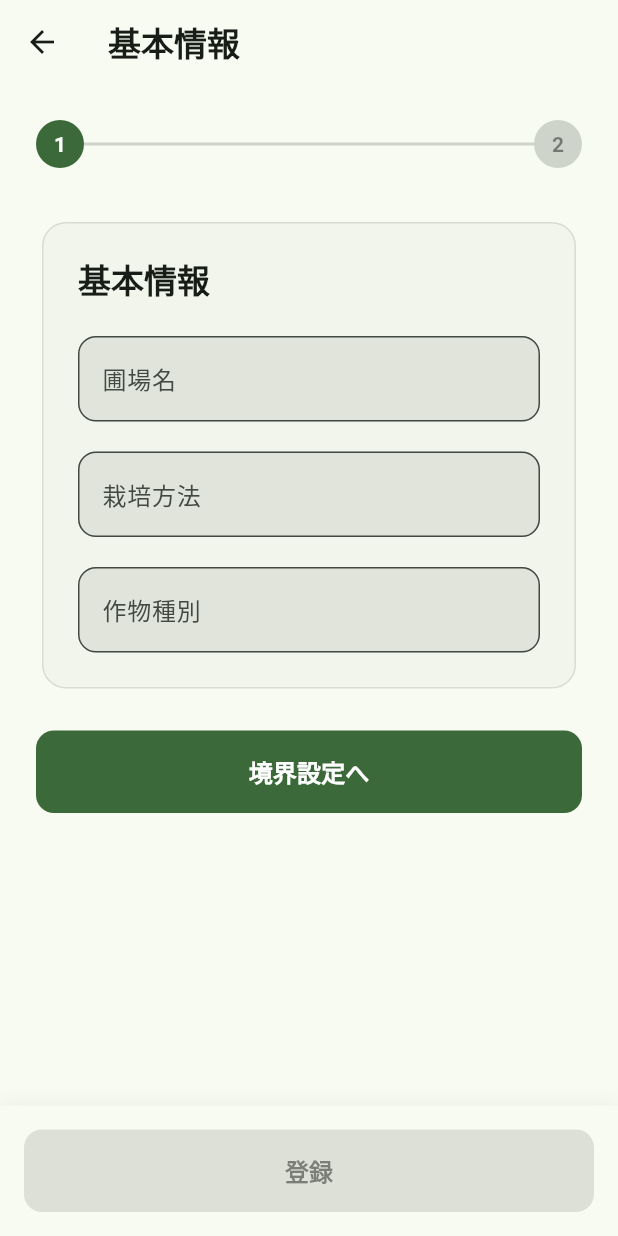
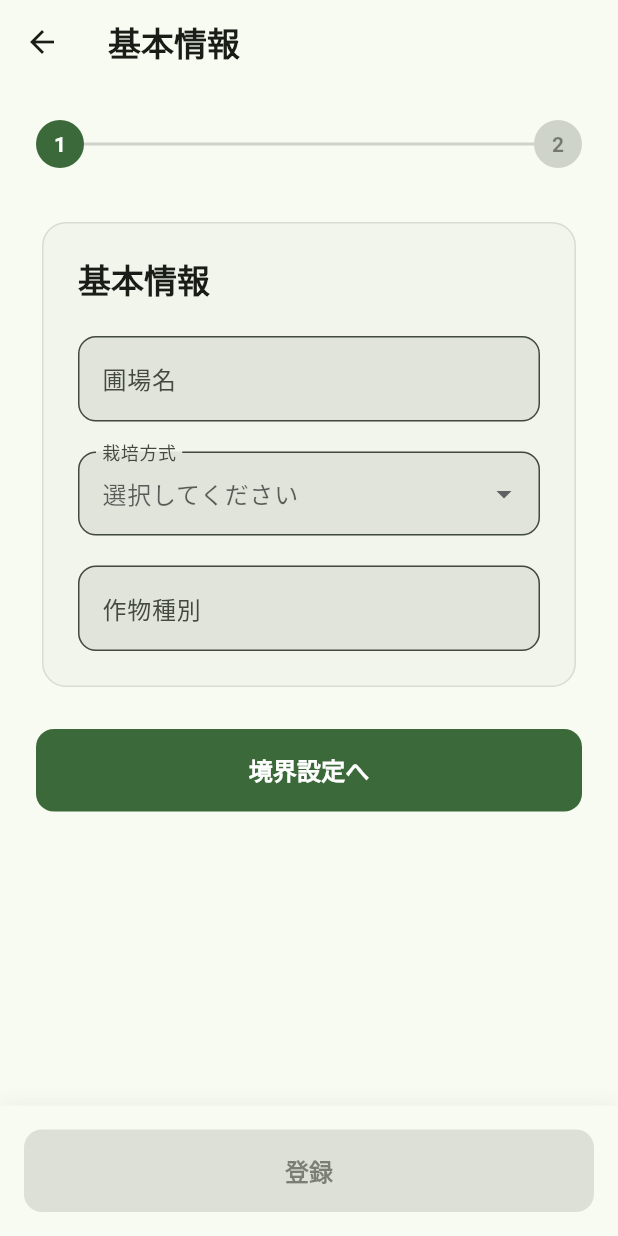
Before and after one commit to knx14/HM_sm_app, a Flutter app: the FarmScreen screen opened directly, after a tap on the "add" icon, on a phone screen of 412 x 824 dp. Run offline on Flutter 3.47's test engine with Material 3 defaults, Android fonts, the light colour scheme and no system bars; our stand-ins replace cached_network_image, dio, geolocator, google_maps_flutter, percent_indicator; missing offline and left inert: amplify_auth_cognito, amplify_flutter, graphic, maps_toolkit, usb_serial; network calls fail.

```diff
--- a/lib/features/farms/presentation/farm_form_screen.dart
+++ b/lib/features/farms/presentation/farm_form_screen.dart
@@ -23,7 +23,7 @@ class _FarmFormScreenState extends State<FarmFormScreen> {
   // Step1: 基本情報
   final _formKey = GlobalKey<FormState>();
   final _farmNameController = TextEditingController();
-  final _cultivationMethodController = TextEditingController();
+  String? _selectedCultivationMethod; // 栽培方式（プルダウン選択）
   final _cropTypeController = TextEditingController();
 
   // Step2: 境界設定
@@ -61,7 +61,6 @@ class _FarmFormScreenState extends State<FarmFormScreen> {
   void dispose() {
     _pageController.dispose();
     _farmNameController.dispose();
-    _cultivationMethodController.dispose();
     _cropTypeController.dispose();
     _mapController?.dispose();
     super.dispose();
@@ -238,9 +237,7 @@ class _FarmFormScreenState extends State<FarmFormScreen> {
 
       await widget.farmRepository.createFarm(
         farmName: _farmNameController.text.trim(),
-        cultivationMethod: _cultivationMethodController.text.trim().isEmpty
-            ? null
-            : _cultivationMethodController.text.trim(),
+        cultivationMethod: _selectedCultivationMethod,
         cropType: _cropTypeController.text.trim().isEmpty
             ? null
             : _cropTypeController.text.trim(),
@@ -368,12 +365,12 @@ class _FarmFormScreenState extends State<FarmFormScreen> {
                       ),
                       const SizedBox(height: 20),
 
-                      // 栽培方法
-                      TextFormField(
-                        controller: _cultivationMethodController,
+                      // 栽培方式（プルダウン）
+                      DropdownButtonFormField<String>(
+                        value: _selectedCultivationMethod,
                         decoration: InputDecoration(
-                          labelText: '栽培方法',
-                          hintText: '例: 有機栽培、慣行栽培など',
+                          labelText: '栽培方式',
+                          hintText: '選択してください',
                           border: OutlineInputBorder(
                             borderRadius: BorderRadius.circular(12),
                           ),
@@ -381,9 +378,28 @@ class _FarmFormScreenState extends State<FarmFormScreen> {
                           fillColor: colorScheme.surfaceContainerHighest,
                         ),
                         style: theme.textTheme.bodyLarge,
+                        items: const [
+                          DropdownMenuItem<String>(
+                            value: '畑',
+                            child: Text('畑'),
+                          ),
+                          DropdownMenuItem<String>(
+                            value: '施設',
+                            child: Text('施設'),
+                          ),
+                          DropdownMenuItem<String>(
+                            value: '水田',
+                            child: Text('水田'),
+                          ),
+                        ],
+                        onChanged: (String? value) {
+                          setState(() {
+                            _selectedCultivationMethod = value;
+                          });
+                        },
                         validator: (value) {
-                          if (value == null || value.trim().isEmpty) {
-                            return '栽培方法を入力してください';
+                          if (value == null || value.isEmpty) {
+                            return '栽培方式を選択してください';
                           }
                           return null;
                         },
@@ -609,7 +625,7 @@ class _FarmFormScreenState extends State<FarmFormScreen> {
   Widget _buildStep1Footer(ThemeData theme, ColorScheme colorScheme) {
     final canSubmit = _boundaryPoints.length >= 4 &&
         _farmNameController.text.trim().isNotEmpty &&
-        _cultivationMethodController.text.trim().isNotEmpty &&
+        _selectedCultivationMethod != null &&
         _cropTypeController.text.trim().isNotEmpty;
 
     return Container(
```
Also changed, not shown: lib/features/farms/presentation/farm_test_screen.dart (deleted, +0 -128 lines), lib/utils/polygon_area.dart (+43 -18 lines).
